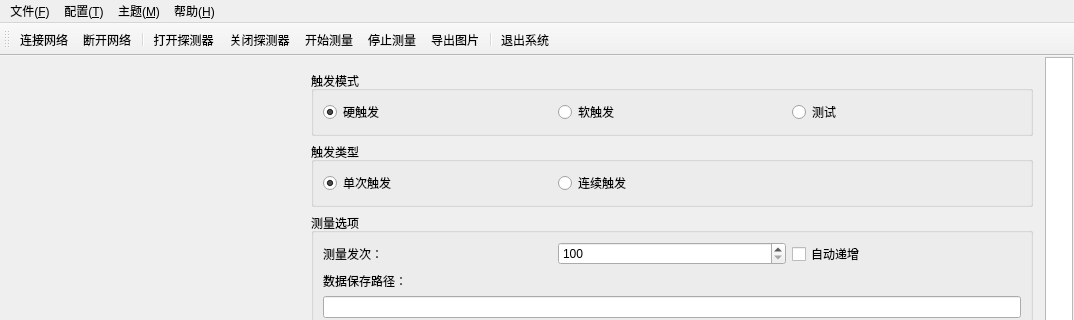
MrXiaomao/HEXRayFSS_QT, file mainwindow.ui: the form before one commit; both pictures show x 0 to 1074 and y 0 to 320 of the 1074 by 968 pixel window.
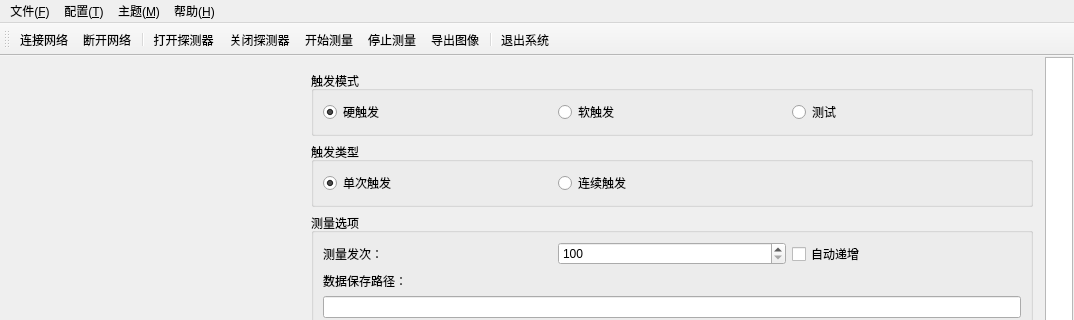
The form after the commit. Icons and pictures are not drawn. Custom widgets are drawn as their Qt base class.

Commit message: 修复导出波形图像没有图例的问题

The edit to the form file:
```diff
--- a/mainwindow.ui
+++ b/mainwindow.ui
@@ -990,7 +990,7 @@
      <normaloff>:/savetoPicture.png</normaloff>:/savetoPicture.png</iconset>
    </property>
    <property name="text">
-    <string>导出图片</string>
+    <string>导出图像</string>
    </property>
    <property name="toolTip">
     <string>导出所有图片</string>
```
Left out of the diff: 3 changed lines with no effect on the pictures. The commit also changes 2 other files.
